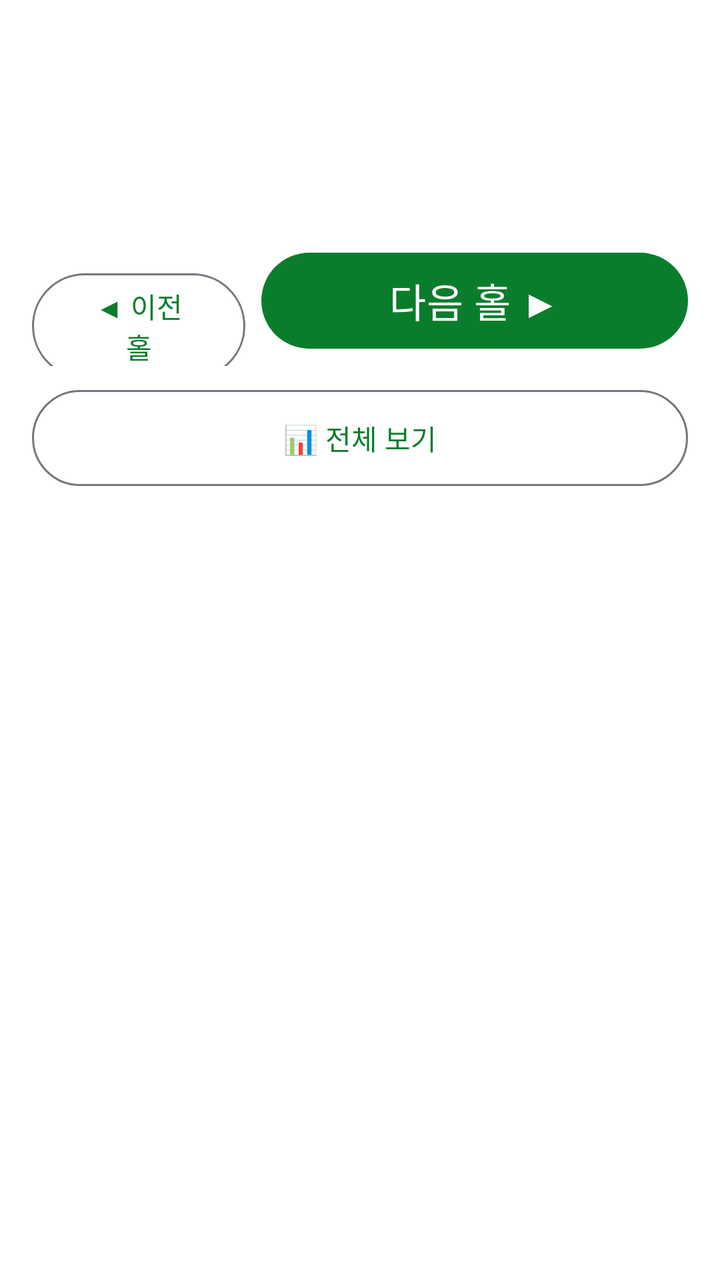
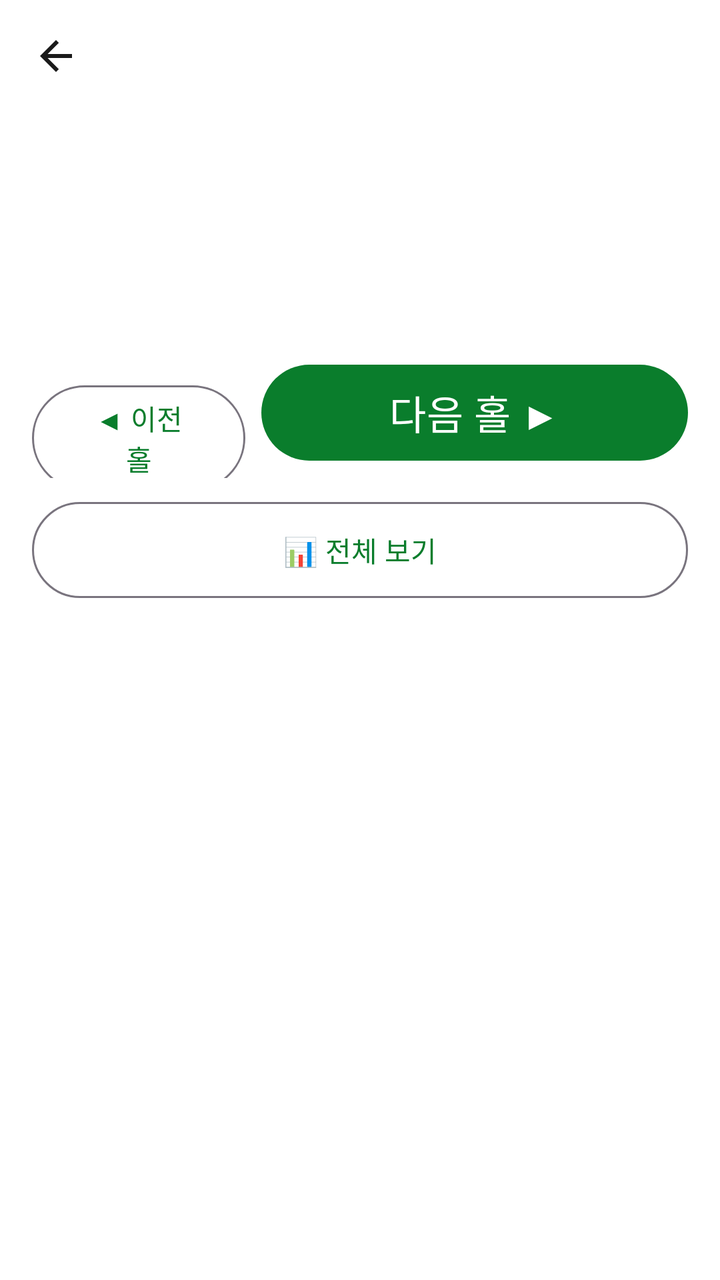

The first picture is an Android layout as it rendered before a commit; the second is the same layout after the commit. The layout source and the unified diff follow.
<!-- AndroidManifest.xml: application theme Theme.ParkGolf -->
<!-- res/layout/fragment_hole_input.xml -->
<?xml version="1.0" encoding="utf-8"?>
<ScrollView xmlns:android="http://schemas.android.com/apk/res/android"
    android:layout_width="match_parent"
    android:layout_height="match_parent"
    android:fillViewport="true"
    android:padding="@dimen/screen_padding">

    <LinearLayout
        android:layout_width="match_parent"
        android:layout_height="wrap_content"
        android:orientation="vertical">

        <LinearLayout
            android:layout_width="match_parent"
            android:layout_height="wrap_content"
            android:orientation="horizontal">
            <TextView android:id="@+id/tvVenue"
                android:layout_width="0dp" android:layout_height="wrap_content"
                android:layout_weight="1" android:textColor="@color/text_muted" />
            <TextView android:id="@+id/tvCumulative"
                android:layout_width="wrap_content" android:layout_height="wrap_content"
                android:textStyle="bold" />
        </LinearLayout>

        <TextView android:id="@+id/tvHole"
            android:layout_width="wrap_content" android:layout_height="wrap_content"
            android:textSize="@dimen/title_text" android:textStyle="bold"
            android:layout_marginTop="8dp" />
        <TextView android:id="@+id/tvPar"
            android:layout_width="wrap_content" android:layout_height="wrap_content"
            android:textColor="@color/green_primary" android:textStyle="bold"
            android:layout_marginBottom="16dp" />

        <LinearLayout android:id="@+id/playerContainer"
            android:layout_width="match_parent" android:layout_height="wrap_content"
            android:orientation="vertical" />

        <LinearLayout
            android:layout_width="match_parent" android:layout_height="wrap_content"
            android:orientation="horizontal" android:layout_marginTop="12dp">
            <Button android:id="@+id/btnPrev"
                android:layout_width="0dp" android:layout_height="wrap_content"
                android:layout_weight="1" android:minHeight="@dimen/touch_min"
                android:text="@string/prev_hole"
                style="?attr/materialButtonOutlinedStyle" />
            <Button android:id="@+id/btnNext"
                android:layout_width="0dp" android:layout_height="wrap_content"
                android:layout_weight="2" android:minHeight="@dimen/touch_min"
                android:layout_marginStart="8dp"
                android:text="@string/next_hole" android:textSize="@dimen/button_text" />
        </LinearLayout>

        <Button android:id="@+id/btnGrid"
            style="?attr/materialButtonOutlinedStyle"
            android:layout_width="match_parent" android:layout_height="wrap_content"
            android:minHeight="@dimen/touch_min" android:layout_marginTop="8dp"
            android:text="@string/full_grid" />
    </LinearLayout>
</ScrollView>
<!-- resources referenced by this layout -->
<resources>
  <color name="green_primary">#0A7D2C</color>
  <color name="text_muted">#5A5A5A</color>
  <dimen name="button_text">20sp</dimen>
  <dimen name="screen_padding">16dp</dimen>
  <dimen name="title_text">24sp</dimen>
  <dimen name="touch_min">56dp</dimen>
  <string name="full_grid">📊 전체 보기</string>
  <string name="next_hole">다음 홀 ▶</string>
  <string name="prev_hole">◀ 이전 홀</string>
  <style name="Theme.ParkGolf" parent="Theme.Material3.DayNight.NoActionBar">
          <item name="colorPrimary">@color/green_primary</item>
          <item name="android:windowBackground">@color/surface</item>
          <item name="android:textColorPrimary">@color/text_primary</item>
      </style>
  <color name="surface">#FFFFFF</color>
  <color name="text_primary">#1A1A1A</color>
</resources>

<!-- the commit's change to res/layout/fragment_hole_input.xml (unified diff, before → after) -->
@@ -1,9 +1,17 @@
 <?xml version="1.0" encoding="utf-8"?>
-<ScrollView xmlns:android="http://schemas.android.com/apk/res/android"
+<LinearLayout xmlns:android="http://schemas.android.com/apk/res/android"
     android:layout_width="match_parent"
     android:layout_height="match_parent"
-    android:fillViewport="true"
-    android:padding="@dimen/screen_padding">
+    android:orientation="vertical">
+
+    <include android:id="@+id/topBar" layout="@layout/view_top_bar" />
+
+    <ScrollView
+        android:layout_width="match_parent"
+        android:layout_height="0dp"
+        android:layout_weight="1"
+        android:fillViewport="true"
+        android:padding="@dimen/screen_padding">
 
     <LinearLayout
         android:layout_width="match_parent"
@@ -57,3 +65,42 @@
             android:text="@string/full_grid" />
     </LinearLayout>
 </ScrollView>
+</LinearLayout>
+<!-- res/layout/view_top_bar.xml (included above) -->
+<?xml version="1.0" encoding="utf-8"?>
+<androidx.constraintlayout.widget.ConstraintLayout
+    xmlns:android="http://schemas.android.com/apk/res/android"
+    xmlns:app="http://schemas.android.com/apk/res-auto"
+    android:layout_width="match_parent"
+    android:layout_height="wrap_content"
+    android:background="@color/surface"
+    android:minHeight="@dimen/touch_min">
+
+    <ImageButton
+        android:id="@+id/btnBack"
+        android:layout_width="@dimen/touch_min"
+        android:layout_height="@dimen/touch_min"
+        android:background="?attr/selectableItemBackgroundBorderless"
+        android:src="@drawable/ic_arrow_back"
+        android:scaleType="center"
+        android:contentDescription="@string/back"
+        app:layout_constraintStart_toStartOf="parent"
+        app:layout_constraintTop_toTopOf="parent"
+        app:layout_constraintBottom_toBottomOf="parent" />
+
+    <TextView
+        android:id="@+id/tvBarTitle"
+        android:layout_width="0dp"
+        android:layout_height="wrap_content"
+        android:layout_marginStart="8dp"
+        android:layout_marginEnd="16dp"
+        android:textSize="@dimen/title_text"
+        android:textStyle="bold"
+        android:textColor="@color/text_primary"
+        android:maxLines="1"
+        android:ellipsize="end"
+        app:layout_constraintStart_toEndOf="@id/btnBack"
+        app:layout_constraintEnd_toEndOf="parent"
+        app:layout_constraintTop_toTopOf="parent"
+        app:layout_constraintBottom_toBottomOf="parent" />
+</androidx.constraintlayout.widget.ConstraintLayout>
<!-- resource entries referenced after the edit -->
@@ -6,6 +6,18 @@
   <dimen name="screen_padding">16dp</dimen>
   <dimen name="title_text">24sp</dimen>
   <dimen name="touch_min">56dp</dimen>
+  <!-- drawable ic_arrow_back (drawable) -->
+  <vector xmlns:android="http://schemas.android.com/apk/res/android"
+      android:width="24dp"
+      android:height="24dp"
+      android:viewportWidth="24"
+      android:viewportHeight="24"
+      android:tint="@color/text_primary">
+      <path
+          android:fillColor="@android:color/white"
+          android:pathData="M20,11H7.83l5.59,-5.59L12,4l-8,8 8,8 1.41,-1.41L7.83,13H20v-2z" />
+  </vector>
+  <string name="back">뒤로</string>
   <string name="full_grid">📊 전체 보기</string>
   <string name="next_hole">다음 홀 ▶</string>
   <string name="prev_hole">◀ 이전 홀</string>
